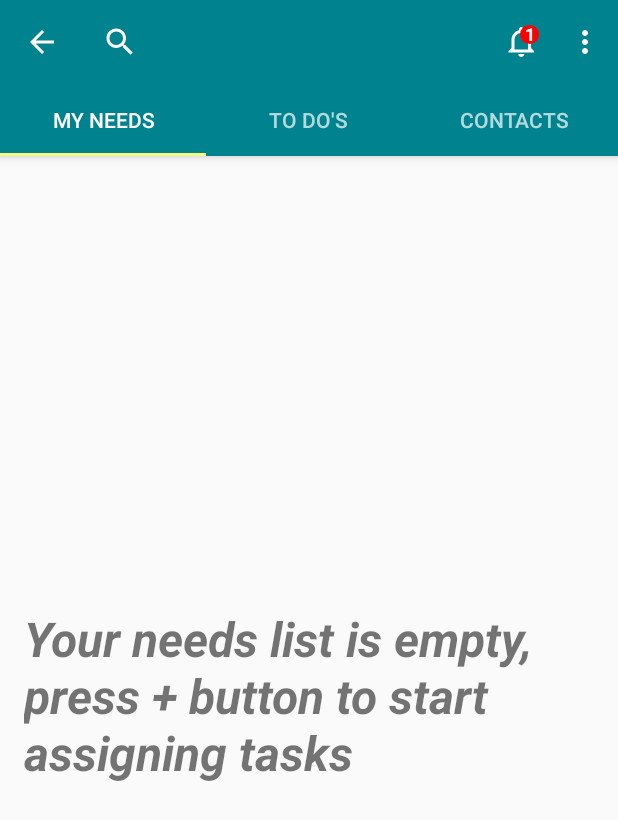
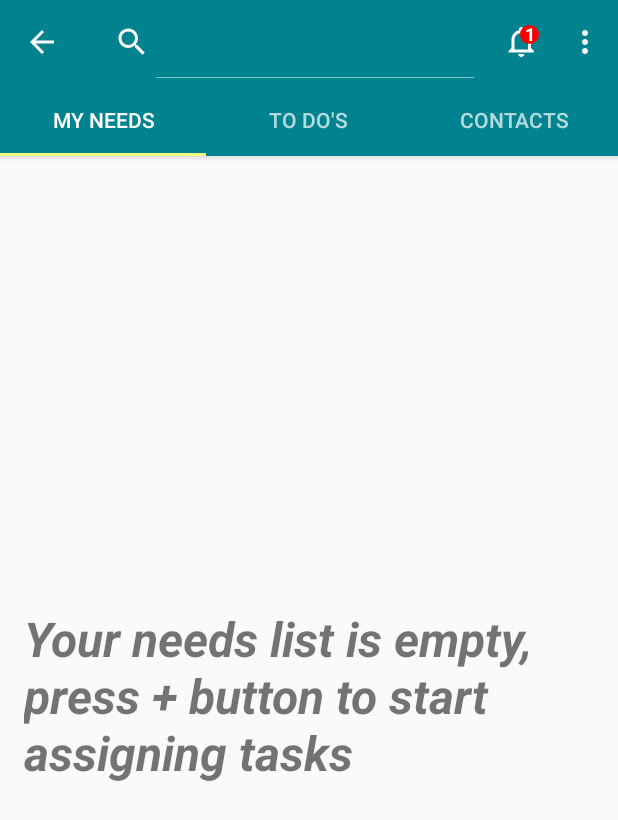
Before and after one commit to semo94/TaskHub, an Android app: the screen it shows after launch (MainActivity), after a tap on "Search", on a phone screen of 412 x 824 dp. Shown: the top 820 px of the screen. Run offline under Robolectric (Android 15) with nearby library versions, the phone set to English and light mode, and no system bars.

Commit message:
changing one-line of code to fix search widget issue.

```diff
--- a/app/src/main/java/com/example/saleem/testgithub/activity/MainActivity.java
+++ b/app/src/main/java/com/example/saleem/testgithub/activity/MainActivity.java
@@ -70,6 +70,7 @@ public class MainActivity extends AppCompatActivity {
         SearchView searchView = (SearchView) menu.findItem(R.id.menu_search).getActionView();
         ComponentName cn = new ComponentName(this, SearchResultsActivity.class);
         searchView.setSearchableInfo(searchManager.getSearchableInfo(cn));
+        searchView.setIconifiedByDefault(false);
 
         // Get the notifications MenuItem and
         // its LayerDrawable (layer-list)
```
